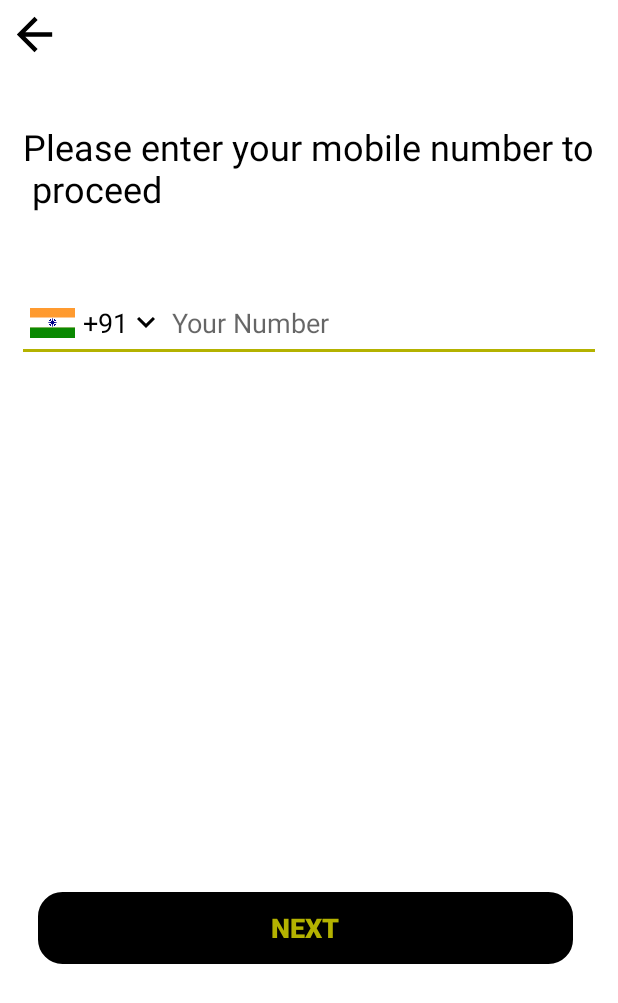
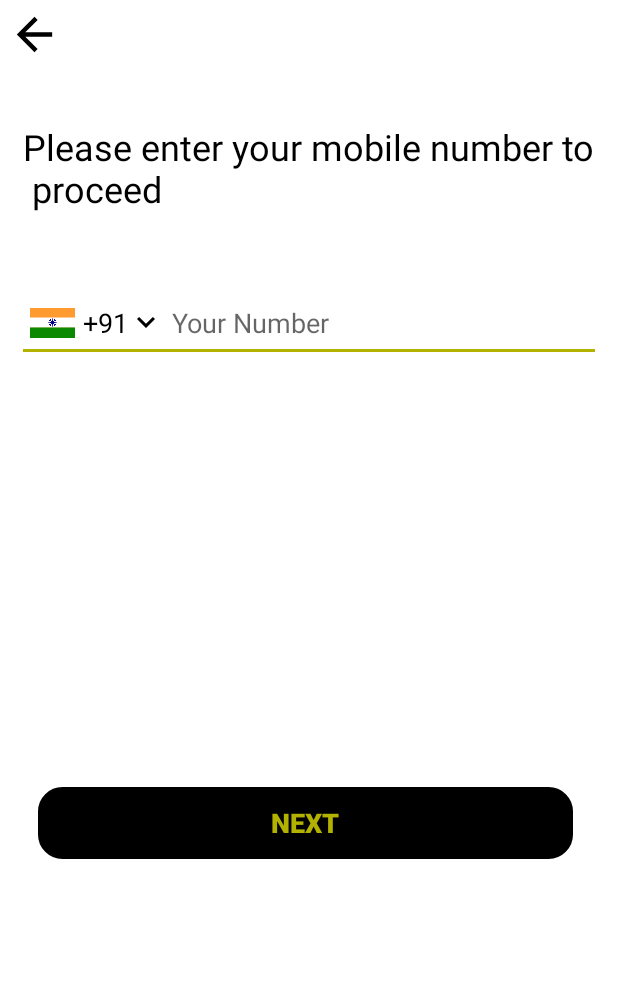
Before and after one commit to rajpatel123/c2c, an Android app: the PhoneNumberSubmitActivity screen opened directly, with no data from a screen before it, on a phone screen of 412 x 824 dp. Shown: the top 1003 px of the screen. Run offline under Robolectric (Android 15) with nearby library versions, the phone set to English and light mode, and no system bars; our stand-ins replace ButterKnife.

Commit message:
commit design

```diff
--- a/app/src/main/res/layout/activity_allow_permission.xml
+++ b/app/src/main/res/layout/activity_allow_permission.xml
@@ -4,6 +4,7 @@
     xmlns:tools="http://schemas.android.com/tools"
     android:layout_width="match_parent"
     android:layout_height="match_parent"
+    android:scrollbars="none"
     android:background="@color/white"
     tools:context=".activities.AllowPermissionActivity">
 
--- a/app/src/main/res/layout/activity_phone_login.xml
+++ b/app/src/main/res/layout/activity_phone_login.xml
@@ -3,10 +3,12 @@
     xmlns:app="http://schemas.android.com/apk/res-auto"
     xmlns:tools="http://schemas.android.com/tools"
     android:layout_width="match_parent"
-    android:layout_height="match_parent"
+    android:layout_height="wrap_content"
+    android:scrollbars="none"
     tools:context=".activities.PhoneLoginActivity">
 
     <RelativeLayout
+        android:layout_marginBottom="@dimen/margin_30"
         android:layout_width="match_parent"
         android:layout_height="match_parent">
 
@@ -114,6 +116,7 @@
              android:layout_marginLeft="@dimen/margin_10"
                 android:layout_marginRight="@dimen/margin_10"
                 android:layout_marginTop="@dimen/margin_10"
+
                 android:orientation="horizontal">
 
                 <LinearLayout
@@ -167,6 +170,7 @@
                 android:layout_height="1pt"
                 android:layout_marginLeft="15dp"
                 android:layout_marginRight="15dp"
+                android:layout_marginBottom="@dimen/margin_50"
                 android:background="@color/login_top_color" />
         </LinearLayout>
     </RelativeLayout>
--- a/app/src/main/res/layout/activity_phone_number_submit.xml
+++ b/app/src/main/res/layout/activity_phone_number_submit.xml
@@ -1,12 +1,17 @@
 <?xml version="1.0" encoding="utf-8"?>
-<RelativeLayout xmlns:android="http://schemas.android.com/apk/res/android"
+<ScrollView xmlns:android="http://schemas.android.com/apk/res/android"
     xmlns:app="http://schemas.android.com/apk/res-auto"
     xmlns:tools="http://schemas.android.com/tools"
     android:layout_width="match_parent"
     android:layout_height="match_parent"
     android:background="@color/white"
+    android:scrollbars="none"
     tools:context=".activities.PhoneNumberSubmitActivity">
 
+
+    <RelativeLayout
+        android:layout_width="match_parent"
+        android:layout_height="match_parent">
         <LinearLayout
             android:id="@+id/linear_one"
             android:layout_width="match_parent"
@@ -116,7 +121,7 @@
             android:id="@+id/linear_five"
             android:layout_below="@id/linear_four"
             android:layout_width="match_parent"
-    android:layout_height="300dp">
+            android:layout_height="200dp">
 
         </LinearLayout>
         <Button
@@ -129,8 +134,13 @@
             android:layout_marginRight="@dimen/margin_30"
             android:background="@drawable/next_button_background"
             android:text="Next"
+            android:layout_alignParentBottom="true"
+            android:layout_marginBottom="@dimen/margin_30"
             android:textColor="@color/login_top_color"
             android:textSize="@dimen/title"
             android:textStyle="bold" />
 
     </RelativeLayout>
+
+
+</ScrollView>
```
Also changed, not shown: app/src/main/res/layout/activity_gpspermission.xml (+6 -1 lines). Lines whose indentation alone changed are shown as unchanged.
